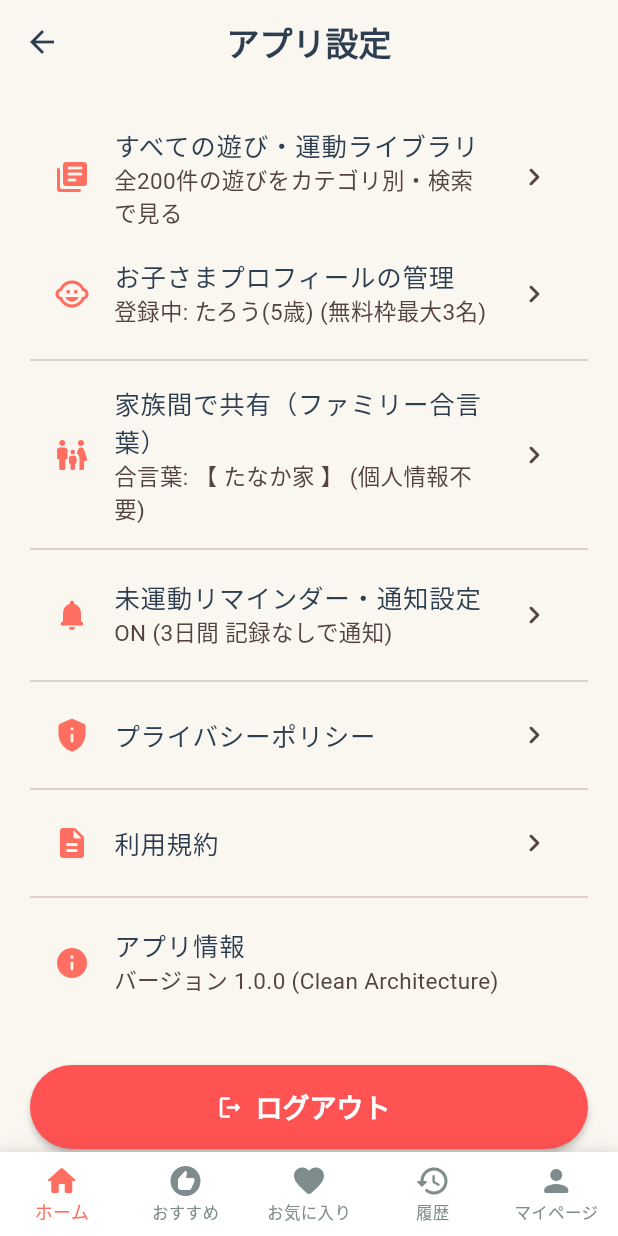
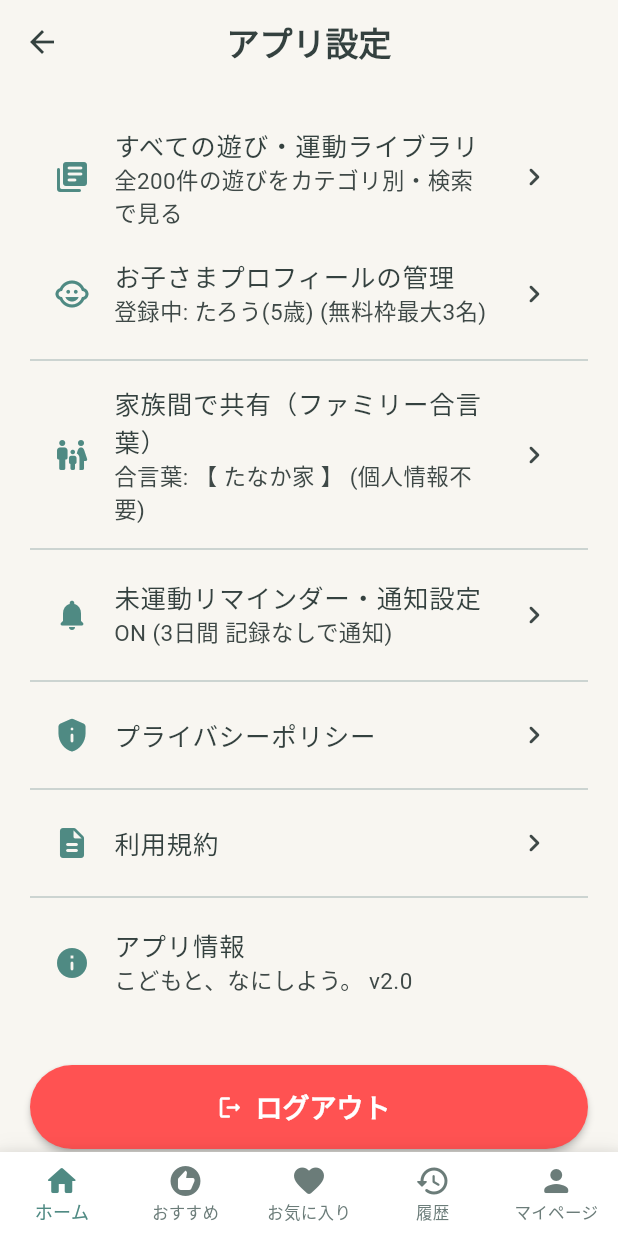
Before and after one commit to HidakaNeruMasato/child_exercise_assistant, a Flutter app: the screen it shows after launch, after a tap on the "settings" icon, on a phone screen of 412 x 824 dp. Run offline on Flutter 3.47's test engine with Material 3 defaults, Android fonts, the light colour scheme and no system bars; our stand-ins replace csv, flutter_riverpod, gap, go_router, google_fonts.

Commit message:
Rebrand app as 'こどもと、なにしよう。' with new color palette and official logo/icon

```diff
--- a/lib/core/constants/app_constants.dart
+++ b/lib/core/constants/app_constants.dart
@@ -204,7 +204,10 @@ extension ParentInvolvementLevelX on ParentInvolvementLevel {
 
 /// アプリ共通定数
 class AppConstants {
-  static const String appName = '子どもの運動＆遊びアシスタント';
+  static const String appName = 'こどもと、なにしよう。';
+  static const String appSubtitle = '年齢や場所、時間に合わせて、今日の遊びをお手伝い。';
+  static const String logoBannerPath = 'assets/images/app_logo_banner.png';
+  static const String appIconPath = 'assets/images/app_icon.png';
 
   /// 推薦件数の標準制限
   static const int defaultRecommendationLimit = 5;
--- a/lib/core/theme/app_theme.dart
+++ b/lib/core/theme/app_theme.dart
@@ -3,17 +3,18 @@ import 'package:google_fonts/google_fonts.dart';
 
 /// 温かみのある親しみやすい保護者向けMaterial3テーマ定義
 class AppTheme {
-  // カラーパレット
-  static const Color primaryColor = Color(0xFFFF6F61); // ウォームコーラル
-  static const Color primaryContainer = Color(0xFFFFDACC);
-  static const Color secondaryColor = Color(0xFF4DB6AC); // パステルミント
-  static const Color secondaryContainer = Color(0xFFB2DFDB);
-  static const Color tertiaryColor = Color(0xFFFFA000); // ソフトアンバー
-  static const Color backgroundColor = Color(0xFFFAF6F0); // 暖かみのあるウォームホワイト
+  // 新バージョン指定カラーパレット
+  static const Color primaryColor = Color(0xFF4F8A83); // #4F8A83 Deep Warm Green
+  static const Color primaryContainer = Color(0xFFE3EFEF);
+  static const Color secondaryColor = Color(0xFFE9B872); // #E9B872 Soft Warm Yellow
+  static const Color secondaryContainer = Color(0xFFFBF2E3);
+  static const Color accentColor = Color(0xFFE98272); // #E98272 Warm Coral
+  static const Color tertiaryColor = Color(0xFFE9B872); // 互換用
+  static const Color backgroundColor = Color(0xFFF8F6F1); // #F8F6F1 Ivory Natural White
   static const Color surfaceColor = Color(0xFFFFFFFF);
-  static const Color textDarkColor = Color(0xFF2C3E50);
-  static const Color textMutedColor = Color(0xFF7F8C8D);
-  static const Color cardBorderColor = Color(0xFFF0E5D8);
+  static const Color textDarkColor = Color(0xFF34413F); // #34413F Dark Charcoal Green
+  static const Color textMutedColor = Color(0xFF6B7C79);
+  static const Color cardBorderColor = Color(0xFFE8E5DC);
 
   /// 丸みのある角丸radius定義
   static const double cardRadius = 24.0;
--- a/lib/features/home/home_screen.dart
+++ b/lib/features/home/home_screen.dart
@@ -207,10 +207,18 @@ class HomeScreen extends ConsumerWidget {
 
     return Scaffold(
       appBar: AppBar(
-        title: const Text('遊びアシスタント'),
+        title: Image.asset(
+          AppConstants.logoBannerPath,
+          height: 38,
+          fit: BoxFit.contain,
+          errorBuilder: (_, __, ___) => const Text(
+            AppConstants.appName,
+            style: TextStyle(fontWeight: FontWeight.bold, color: AppTheme.primaryColor),
+          ),
+        ),
         actions: [
           IconButton(
-            icon: const Icon(Icons.favorite_rounded, color: AppTheme.primaryColor),
+            icon: const Icon(Icons.favorite_rounded, color: AppTheme.accentColor),
             tooltip: 'お気に入り',
             onPressed: () => context.push(AppRoutes.favorites),
           ),
@@ -231,14 +239,56 @@ class HomeScreen extends ConsumerWidget {
         child: Column(
           crossAxisAlignment: CrossAxisAlignment.start,
           children: [
+            // 公式ロゴ＆副題ヘッダーエリア
+            Container(
+              width: double.infinity,
+              padding: const EdgeInsets.all(16),
+              margin: const EdgeInsets.only(bottom: 16),
+              decoration: BoxDecoration(
+                color: Colors.white,
+                borderRadius: BorderRadius.circular(20),
+                border: Border.all(color: AppTheme.primaryColor.withOpacity(0.2)),
+                boxShadow: [
+                  BoxShadow(
+                    color: AppTheme.primaryColor.withOpacity(0.06),
+                    blurRadius: 10,
+                    offset: const Offset(0, 4),
+                  ),
+                ],
+              ),
+              child: Column(
+                children: [
+                  Image.asset(
+                    AppConstants.logoBannerPath,
+                    height: 56,
+                    fit: BoxFit.contain,
+                    errorBuilder: (_, __, ___) => const Text(
+                      AppConstants.appName,
+                      style: TextStyle(fontSize: 22, fontWeight: FontWeight.bold, color: AppTheme.primaryColor),
+                    ),
+                  ),
+                  const Gap(8),
+                  Text(
+                    AppConstants.appSubtitle,
+                    textAlign: TextAlign.center,
+                    style: const TextStyle(
+                      fontSize: 12,
+                      fontWeight: FontWeight.w500,
+                      color: AppTheme.textMutedColor,
+                    ),
+                  ),
+                ],
+              ),
+            ),
+
             // 挨拶エリア
             Text(
               'こんにちは、${user?.displayName ?? "保護者"}さま！',
-              style: Theme.of(context).textTheme.titleLarge?.copyWith(fontSize: 22),
+              style: Theme.of(context).textTheme.titleLarge?.copyWith(fontSize: 20, color: AppTheme.textDarkColor),
             ),
             const Gap(4),
             Text(
-              '今日はどんな遊びをしますか？条件を選ぶだけで最適なおすすめが見つかります。',
+              '今日のお子さまの気分や時間に合わせて最適なおすすめが見つかります。',
               style: Theme.of(context).textTheme.bodyMedium?.copyWith(
                     color: AppTheme.textMutedColor,
                   ),
--- a/lib/features/settings/settings_screen.dart
+++ b/lib/features/settings/settings_screen.dart
@@ -534,7 +534,7 @@ class SettingsScreen extends ConsumerWidget {
           ListTile(
             leading: const Icon(Icons.info_rounded, color: AppTheme.primaryColor),
             title: const Text('アプリ情報'),
-            subtitle: const Text('バージョン 1.0.0 (Clean Architecture)'),
+            subtitle: const Text('${AppConstants.appName} v2.0'),
           ),
           const Gap(32),
 
```
Also changed, not shown: assets/images/app_icon.png (added), assets/images/app_logo_banner.png (added), 19 other files.
